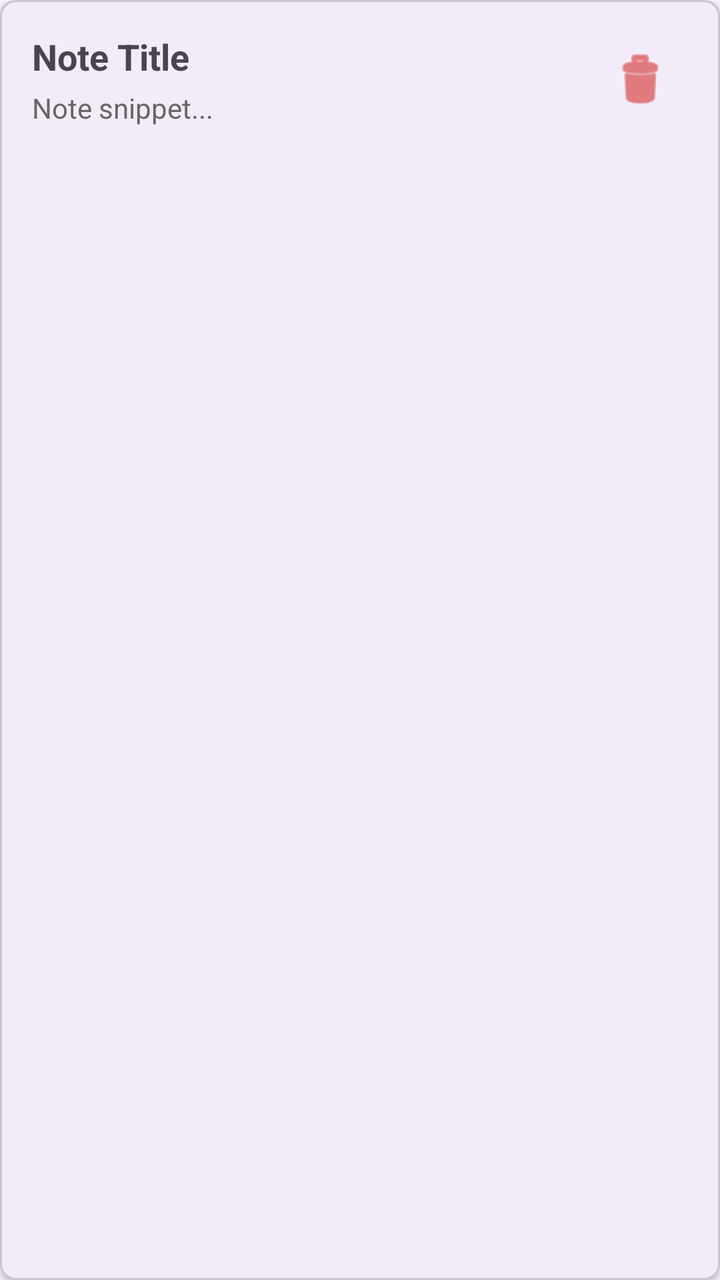
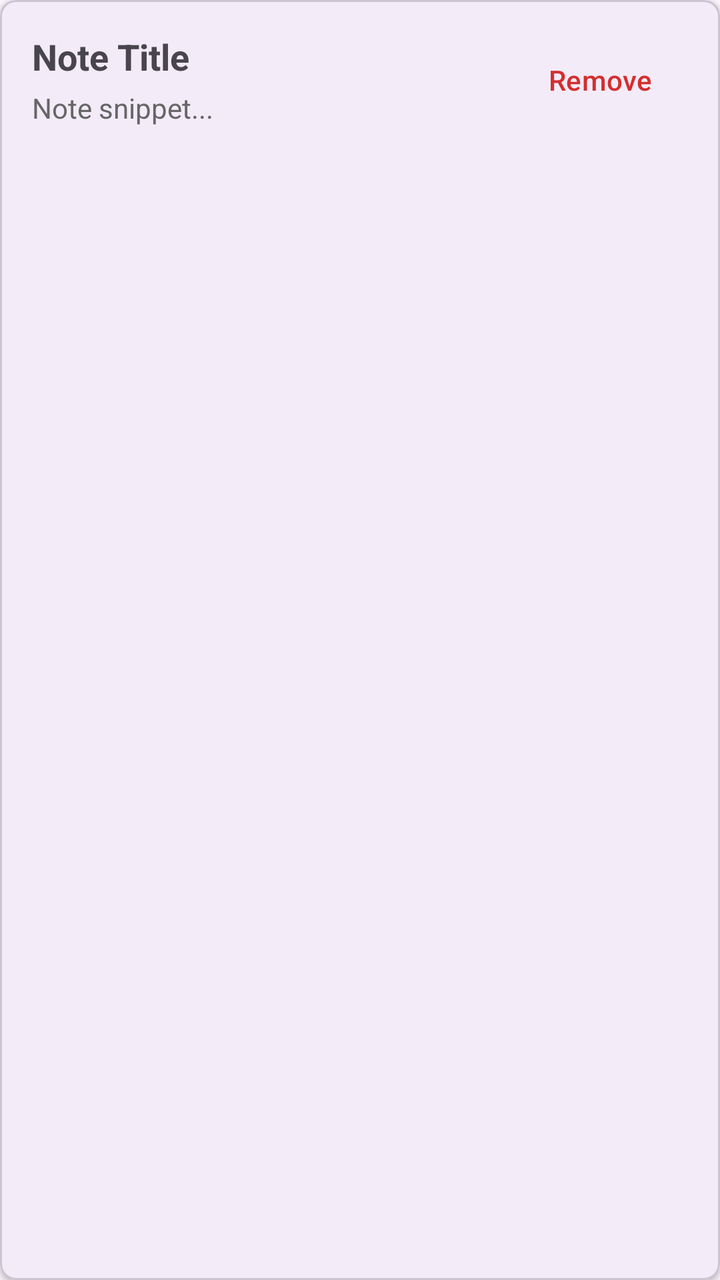

Screens rendered from an Android XML layout before and after an edit, with the pre-edit source and the edit as a unified diff.
<!-- AndroidManifest.xml: application theme Theme.MyNoteTaker -->
<!-- res/layout/item_note.xml -->
<?xml version="1.0" encoding="utf-8"?>
<com.google.android.material.card.MaterialCardView
    xmlns:android="http://schemas.android.com/apk/res/android"
    xmlns:app="http://schemas.android.com/apk/res-auto"
    android:layout_width="match_parent"
    android:layout_height="wrap_content"
    android:layout_margin="8dp"
    app:cardCornerRadius="8dp"
    app:cardElevation="2dp">

    <androidx.constraintlayout.widget.ConstraintLayout
        android:layout_width="match_parent"
        android:layout_height="wrap_content"
        android:padding="16dp">

        <TextView
            android:id="@+id/tvTitle"
            android:layout_width="0dp"
            android:layout_height="wrap_content"
            android:text="Note Title"
            android:textSize="18sp"
            android:textStyle="bold"
            app:layout_constraintEnd_toStartOf="@+id/btnDelete"
            app:layout_constraintStart_toStartOf="parent"
            app:layout_constraintTop_toTopOf="parent" />

        <TextView
            android:id="@+id/tvSnippet"
            android:layout_width="0dp"
            android:layout_height="wrap_content"
            android:layout_marginTop="4dp"
            android:ellipsize="end"
            android:maxLines="2"
            android:text="Note snippet..."
            android:textColor="#666666"
            android:textSize="14sp"
            app:layout_constraintEnd_toStartOf="@+id/btnDelete"
            app:layout_constraintStart_toStartOf="parent"
            app:layout_constraintTop_toBottomOf="@+id/tvTitle" />

        <ImageButton
            android:id="@+id/btnDelete"
            android:layout_width="48dp"
            android:layout_height="48dp"
            android:background="?attr/selectableItemBackgroundBorderless"
            android:contentDescription="Delete Note"
            android:padding="8dp"
            android:src="@android:drawable/ic_menu_delete"
            app:tint="#D32F2F"
            app:layout_constraintBottom_toBottomOf="parent"
            app:layout_constraintEnd_toEndOf="parent"
            app:layout_constraintTop_toTopOf="parent" />

    </androidx.constraintlayout.widget.ConstraintLayout>
</com.google.android.material.card.MaterialCardView>
<!-- resources referenced by this layout -->
<resources>
  <style name="Theme.MyNoteTaker" parent="Base.Theme.MyNoteTaker" />
  <style name="Base.Theme.MyNoteTaker" parent="Theme.Material3.DayNight.NoActionBar">
          
          
      </style>
</resources>

<!-- the commit's change to res/layout/item_note.xml (unified diff, before → after) -->
@@ -17,6 +17,7 @@
             android:id="@+id/tvTitle"
             android:layout_width="0dp"
             android:layout_height="wrap_content"
+            android:layout_marginEnd="8dp"
             android:text="Note Title"
             android:textSize="18sp"
             android:textStyle="bold"
@@ -29,6 +30,7 @@
             android:layout_width="0dp"
             android:layout_height="wrap_content"
             android:layout_marginTop="4dp"
+            android:layout_marginEnd="8dp"
             android:ellipsize="end"
             android:maxLines="2"
             android:text="Note snippet..."
@@ -38,15 +40,13 @@
             app:layout_constraintStart_toStartOf="parent"
             app:layout_constraintTop_toBottomOf="@+id/tvTitle" />
 
-        <ImageButton
+        <com.google.android.material.button.MaterialButton
             android:id="@+id/btnDelete"
-            android:layout_width="48dp"
-            android:layout_height="48dp"
-            android:background="?attr/selectableItemBackgroundBorderless"
-            android:contentDescription="Delete Note"
-            android:padding="8dp"
-            android:src="@android:drawable/ic_menu_delete"
-            app:tint="#D32F2F"
+            style="?attr/borderlessButtonStyle"
+            android:layout_width="wrap_content"
+            android:layout_height="wrap_content"
+            android:text="Remove"
+            android:textColor="#D32F2F"
             app:layout_constraintBottom_toBottomOf="parent"
             app:layout_constraintEnd_toEndOf="parent"
             app:layout_constraintTop_toTopOf="parent" />
